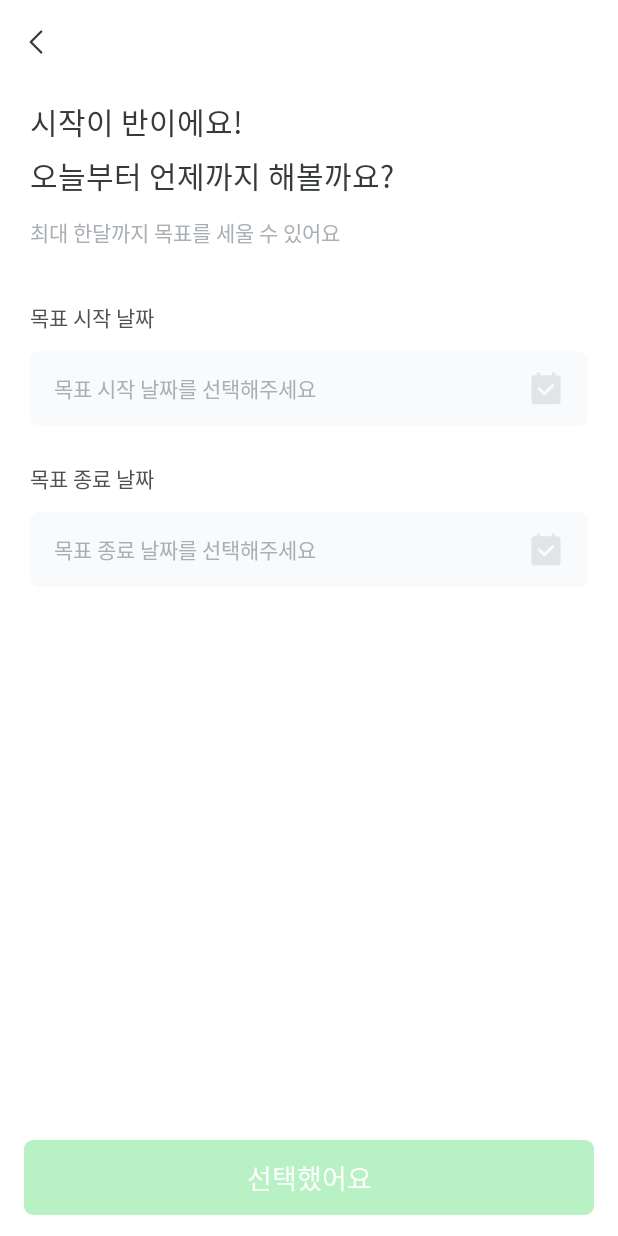
After one commit to PomeTeam/POME_Android, an Android app: the layout fragment_add_goal_calendar.xml on its own in the app's theme, with its tools: preview values and no code run, on a phone screen of 412 x 824 dp. The commit adds this screen. Run offline under Robolectric (Android 15) with nearby library versions, the phone set to English and light mode, and no system bars.

Commit message:
feat : 목표 추가 날짜 뷰 구현

```diff
--- /dev/null
+++ b/app/src/main/res/layout/fragment_add_goal_calendar.xml
@@ -0,0 +1,146 @@
+<?xml version="1.0" encoding="utf-8"?>
+<layout xmlns:android="http://schemas.android.com/apk/res/android"
+    xmlns:app="http://schemas.android.com/apk/res-auto">
+
+    <data>
+
+    </data>
+
+    <androidx.constraintlayout.widget.ConstraintLayout
+        android:layout_width="match_parent"
+        android:layout_height="match_parent"
+        android:background="@color/white">
+
+        <ImageView
+            android:id="@+id/add_goal_back_button_iv"
+            android:layout_width="wrap_content"
+            android:layout_height="wrap_content"
+            android:src="@drawable/ic_arrow_left_24"
+            android:layout_marginTop="10dp"
+            android:layout_marginStart="6dp"
+            android:padding="6dp"
+            app:layout_constraintTop_toTopOf="parent"
+            app:layout_constraintStart_toStartOf="parent"
+            android:contentDescription="@string/back_button_text" />
+
+        <TextView
+            style="@style/Pome.SemiBold.20"
+            android:id="@+id/add_goal_title_tv"
+            android:layout_width="wrap_content"
+            android:layout_height="wrap_content"
+            android:text="@string/add_goal_title_text"
+            android:textColor="@color/grey_8"
+            android:lineSpacingExtra="6sp"
+            android:layout_marginStart="20dp"
+            android:layout_marginTop="20dp"
+            app:layout_constraintTop_toBottomOf="@id/add_goal_back_button_iv"
+            app:layout_constraintStart_toStartOf="parent"/>
+
+        <TextView
+            style="@style/Pome.Medium.14"
+            android:id="@+id/add_goal_subtitle_tv"
+            android:layout_width="wrap_content"
+            android:layout_height="wrap_content"
+            android:text="@string/add_goal_subtitle_text"
+            android:textColor="@color/grey_5"
+            android:layout_marginTop="12dp"
+            app:layout_constraintTop_toBottomOf="@id/add_goal_title_tv"
+            app:layout_constraintStart_toStartOf="@id/add_goal_title_tv"/>
+
+        <TextView
+            style="@style/Pome.SemiBold.14"
+            android:id="@+id/add_goal_start_date_title_tv"
+            android:layout_width="wrap_content"
+            android:layout_height="wrap_content"
+            android:text="@string/add_goal_start_date_title_text"
+            android:textColor="@color/grey_7"
+            android:layout_marginTop="35dp"
+            app:layout_constraintTop_toBottomOf="@id/add_goal_subtitle_tv"
+            app:layout_constraintStart_toStartOf="@id/add_goal_subtitle_tv"/>
+
+        <androidx.appcompat.widget.AppCompatEditText
+            style="@style/Pome.Regular.14"
+            android:id="@+id/add_goal_start_date_aet"
+            android:layout_width="0dp"
+            android:layout_height="50dp"
+            android:hint="@string/add_goal_start_date_text"
+            android:textColor="@color/black"
+            android:textColorHint="@color/grey_5"
+            android:textCursorDrawable="@drawable/register_profile_name_cursor"
+            android:background="@drawable/register_profile_name_background"
+            android:enabled="false"
+            android:paddingHorizontal="16dp"
+            android:layout_marginHorizontal="20dp"
+            android:layout_marginTop="12dp"
+            app:layout_constraintStart_toStartOf="parent"
+            app:layout_constraintEnd_toEndOf="parent"
+            app:layout_constraintTop_toBottomOf="@id/add_goal_start_date_title_tv"/>
+
+        <ImageView
+            android:id="@+id/add_goal_start_calendar_iv"
+            android:layout_width="24dp"
+            android:layout_height="24dp"
+            android:src="@drawable/ic_calender_24"
+            android:contentDescription="@string/ic_caledar_24_desc"
+            android:layout_marginEnd="16dp"
+            app:layout_constraintTop_toTopOf="@id/add_goal_start_date_aet"
+            app:layout_constraintBottom_toBottomOf="@id/add_goal_start_date_aet"
+            app:layout_constraintEnd_toEndOf="@id/add_goal_start_date_aet"/>
+
+        <TextView
+            style="@style/Pome.SemiBold.14"
+            android:id="@+id/add_goal_end_date_title_tv"
+            android:layout_width="wrap_content"
+            android:layout_height="wrap_content"
+            android:text="@string/add_goal_end_date_title_text"
+            android:textColor="@color/grey_7"
+            android:layout_marginTop="24dp"
+            app:layout_constraintTop_toBottomOf="@id/add_goal_start_date_aet"
+            app:layout_constraintStart_toStartOf="@id/add_goal_start_date_aet"/>
+
+        <androidx.appcompat.widget.AppCompatEditText
+            style="@style/Pome.Regular.14"
+            android:id="@+id/add_goal_end_date_aet"
+            android:layout_width="0dp"
+            android:layout_height="50dp"
+            android:hint="@string/add_goal_end_date_hint_text"
+            android:textColor="@color/black"
+            android:textColorHint="@color/grey_5"
+            android:textCursorDrawable="@drawable/register_profile_name_cursor"
+            android:background="@drawable/register_profile_name_background"
+            android:enabled="false"
+            android:paddingHorizontal="16dp"
+            android:layout_marginHorizontal="20dp"
+            android:layout_marginTop="12dp"
+            app:layout_constraintStart_toStartOf="parent"
+            app:layout_constraintEnd_toEndOf="parent"
+            app:layout_constraintTop_toBottomOf="@id/add_goal_end_date_title_tv"/>
+
+        <ImageView
+            android:id="@+id/add_goal_end_calendar_iv"
+            android:layout_width="24dp"
+            android:layout_height="24dp"
+            android:src="@drawable/ic_calender_24"
+            android:contentDescription="@string/ic_caledar_24_desc"
+            android:layout_marginEnd="16dp"
+            app:layout_constraintTop_toTopOf="@id/add_goal_end_date_aet"
+            app:layout_constraintBottom_toBottomOf="@id/add_goal_end_date_aet"
+            app:layout_constraintEnd_toEndOf="@id/add_goal_end_date_aet"/>
+
+        <androidx.appcompat.widget.AppCompatButton
+            style="@style/Pome.Bold.18"
+            android:id="@+id/add_goal_check_button_acb"
+            android:textColor="@color/white"
+            android:layout_width="0dp"
+            android:layout_height="50dp"
+            android:text="@string/add_goal_check_button_text"
+            android:background="@drawable/register_profile_name_check_disable_btn_background"
+            android:clickable="false"
+            android:stateListAnimator="@null"
+            android:layout_marginBottom="14dp"
+            android:layout_marginHorizontal="16dp"
+            app:layout_constraintBottom_toBottomOf="parent"
+            app:layout_constraintStart_toStartOf="parent"
+            app:layout_constraintEnd_toEndOf="parent"/>
+    </androidx.constraintlayout.widget.ConstraintLayout>
+</layout>
--- a/app/src/main/res/values/strings.xml
+++ b/app/src/main/res/values/strings.xml
@@ -105,4 +105,13 @@
     <string name="modify_record_check_button_text">수정했어요</string>
     <string name="calendar_button_select_text">선택했어요</string>
     <string name="record_alarms_title_text">알람</string>
+    <string name="back_button_text">back button</string>
+    <string name="add_goal_title_text">시작이 반이에요!\n오늘부터 언제까지 해볼까요?</string>
+    <string name="add_goal_subtitle_text">최대 한달까지 목표를 세울 수 있어요</string>
+    <string name="add_goal_start_date_title_text">목표 시작 날짜</string>
+    <string name="add_goal_start_date_text">목표 시작 날짜를 선택해주세요</string>
+    <string name="ic_caledar_24_desc">캘린더 아이콘</string>
+    <string name="add_goal_end_date_title_text">목표 종료 날짜</string>
+    <string name="add_goal_end_date_hint_text">목표 종료 날짜를 선택해주세요</string>
+    <string name="add_goal_check_button_text">선택했어요</string>
 </resources>
```
Also changed, not shown: app/src/main/java/com/teampome/pome/presentation/record/RecordFragment.kt (+16 -0 lines), app/src/main/java/com/teampome/pome/presentation/record/add/AddGoalCalendarFragment.kt (added, +127 -0 lines), app/src/main/java/com/teampome/pome/util/CommonUtil.kt (+4 -6 lines), app/src/main/res/layout/fragment_record.xml (+10 -2 lines), app/src/main/res/navigation/pome_navigation.xml (+8 -0 lines).
